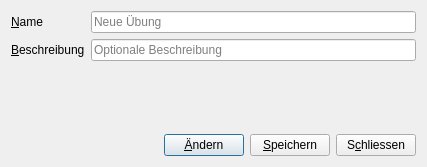
This is speck_weg/ui/dialog_training_exercise.ui in hochstibe/fingertraining as Qt 5 draws it before an edit. The edited form follows.
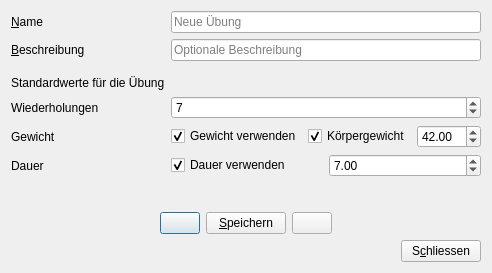
This is the edited form. Icons and pictures are not drawn.

Commit message: edit program / exercise, ordering of exercises

```diff
--- a/speck_weg/ui/dialog_training_exercise.ui
+++ b/speck_weg/ui/dialog_training_exercise.ui
@@ -9,8 +9,8 @@
    <rect>
     <x>0</x>
     <y>0</y>
-    <width>427</width>
-    <height>167</height>
+    <width>484</width>
+    <height>273</height>
    </rect>
   </property>
   <property name="windowTitle">
@@ -18,7 +18,7 @@
   </property>
   <layout class="QVBoxLayout" name="verticalLayout">
    <item>
-    <layout class="QGridLayout" name="gridLayout">
+    <layout class="QFormLayout" name="formLayout">
      <item row="0" column="0">
       <widget class="QLabel" name="label_name">
        <property name="text">
@@ -68,6 +68,106 @@
        </property>
       </widget>
      </item>
+     <item row="2" column="0">
+      <widget class="Line" name="line">
+       <property name="orientation">
+        <enum>Qt::Horizontal</enum>
+       </property>
+      </widget>
+     </item>
+     <item row="3" column="0">
+      <widget class="QLabel" name="label">
+       <property name="text">
+        <string>Standardwerte für die Übung</string>
+       </property>
+      </widget>
+     </item>
+     <item row="4" column="0">
+      <widget class="QLabel" name="label_repetitions">
+       <property name="text">
+        <string>Wiederholungen</string>
+       </property>
+      </widget>
+     </item>
+     <item row="4" column="1">
+      <widget class="QSpinBox" name="spinBox_repetitions">
+       <property name="value">
+        <number>7</number>
+       </property>
+      </widget>
+     </item>
+     <item row="5" column="0">
+      <widget class="QLabel" name="label_weight">
+       <property name="text">
+        <string>Gewicht</string>
+       </property>
+      </widget>
+     </item>
+     <item row="5" column="1">
+      <layout class="QHBoxLayout" name="horizontalLayout_2">
+       <item>
+        <widget class="QCheckBox" name="checkBox_weight">
+         <property name="text">
+          <string>Gewicht verwenden</string>
+         </property>
+         <property name="checked">
+          <bool>true</bool>
+         </property>
+        </widget>
+       </item>
+       <item>
+        <widget class="QCheckBox" name="checkBox_body_weight">
+         <property name="text">
+          <string>Körpergewicht</string>
+         </property>
+         <property name="checked">
+          <bool>true</bool>
+         </property>
+        </widget>
+       </item>
+       <item>
+        <widget class="QDoubleSpinBox" name="doubleSpinBox_weight">
+         <property name="maximum">
+          <double>199.990000000000009</double>
+         </property>
+         <property name="value">
+          <double>42.000000000000000</double>
+         </property>
+        </widget>
+       </item>
+      </layout>
+     </item>
+     <item row="6" column="0">
+      <widget class="QLabel" name="label_duration">
+       <property name="text">
+        <string>Dauer</string>
+       </property>
+      </widget>
+     </item>
+     <item row="6" column="1">
+      <layout class="QHBoxLayout" name="horizontalLayout_3">
+       <item>
+        <widget class="QCheckBox" name="checkBox_duration">
+         <property name="text">
+          <string>Dauer verwenden</string>
+         </property>
+         <property name="checked">
+          <bool>true</bool>
+         </property>
+        </widget>
+       </item>
+       <item>
+        <widget class="QDoubleSpinBox" name="doubleSpinBox_duration">
+         <property name="toolTip">
+          <string>Dauer der Übung [s]</string>
+         </property>
+         <property name="value">
+          <double>7.000000000000000</double>
+         </property>
+        </widget>
+       </item>
+      </layout>
+     </item>
     </layout>
    </item>
    <item>
@@ -77,16 +177,16 @@
      </property>
      <property name="sizeHint" stdset="0">
       <size>
-       <width>20</width>
-       <height>28</height>
+       <width>17</width>
+       <height>29</height>
       </size>
      </property>
     </spacer>
    </item>
    <item>
-    <layout class="QHBoxLayout" name="horizontalLayout">
+    <layout class="QHBoxLayout" name="horizontalLayout_4">
      <item>
-      <spacer name="horizontalSpacer">
+      <spacer name="horizontalSpacer_2">
        <property name="orientation">
         <enum>Qt::Horizontal</enum>
        </property>
@@ -99,9 +199,13 @@
       </spacer>
      </item>
      <item>
-      <widget class="QPushButton" name="pushButton_apply">
+      <widget class="QPushButton" name="pushButton_previous">
        <property name="text">
-        <string>&amp;Ändern</string>
+        <string/>
+       </property>
+       <property name="icon">
+        <iconset resource="resources/resources.qrc">
+         <normaloff>:/icons/arrow-left-solid.svg</normaloff>:/icons/arrow-left-solid.svg</iconset>
        </property>
       </widget>
      </item>
@@ -113,6 +217,47 @@
       </widget>
      </item>
      <item>
+      <widget class="QPushButton" name="pushButton_next">
+       <property name="text">
+        <string/>
+       </property>
+       <property name="icon">
+        <iconset resource="resources/resources.qrc">
+         <normaloff>:/icons/arrow-right-solid.svg</normaloff>:/icons/arrow-right-solid.svg</iconset>
+       </property>
+      </widget>
+     </item>
+     <item>
+      <spacer name="horizontalSpacer_3">
+       <property name="orientation">
+        <enum>Qt::Horizontal</enum>
+       </property>
+       <property name="sizeHint" stdset="0">
+        <size>
+         <width>40</width>
+         <height>20</height>
+        </size>
+       </property>
+      </spacer>
+     </item>
+    </layout>
+   </item>
+   <item>
+    <layout class="QHBoxLayout" name="horizontalLayout">
+     <item>
+      <spacer name="horizontalSpacer">
+       <property name="orientation">
+        <enum>Qt::Horizontal</enum>
+       </property>
+       <property name="sizeHint" stdset="0">
+        <size>
+         <width>40</width>
+         <height>20</height>
+        </size>
+       </property>
+      </spacer>
+     </item>
+     <item>
       <widget class="QPushButton" name="pushButton_close">
        <property name="text">
         <string>S&amp;chliessen</string>
```
Left out of the diff: 4 changed lines with no effect on the pictures. The commit also changes 15 other files.
